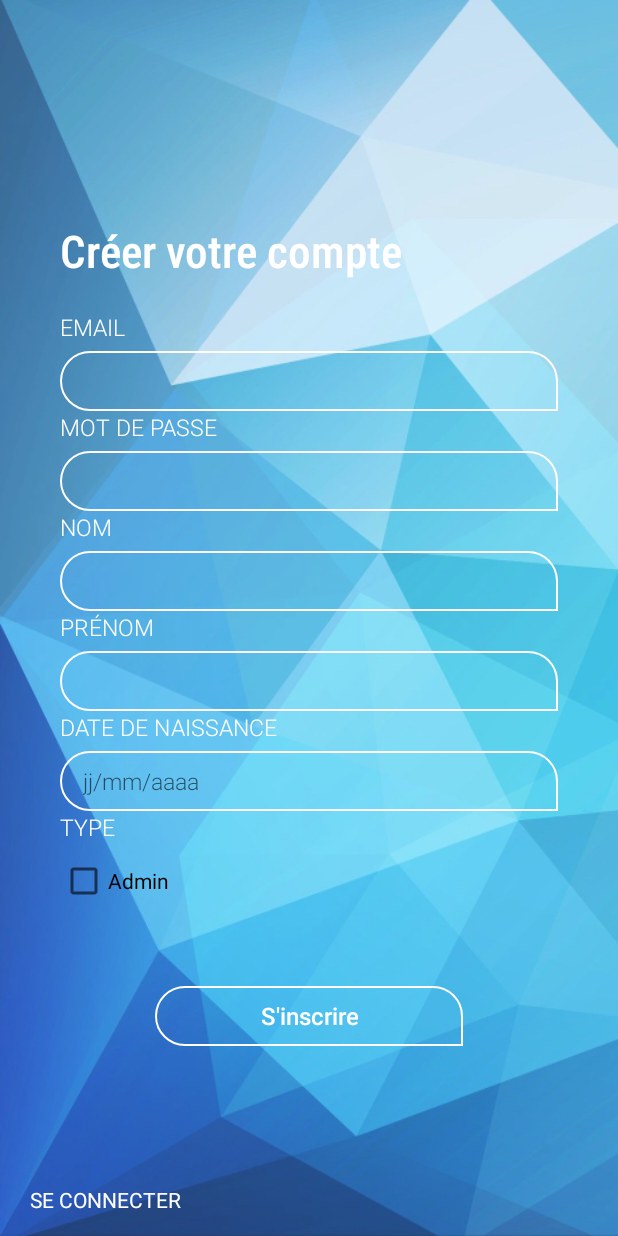
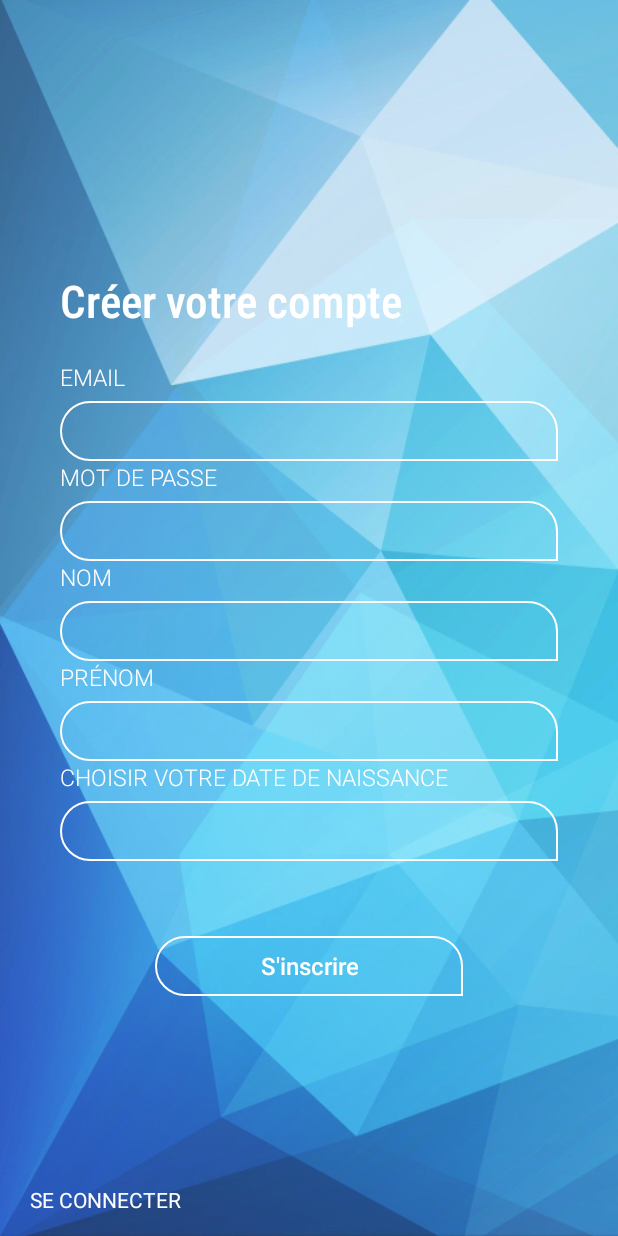
Before and after one commit to ImaneBenach/LinkServiceApp, an Android app: the RegisterActivity screen opened directly, with no data from a screen before it, on a phone screen of 412 x 824 dp. Run offline under Robolectric (Android 15) with nearby library versions, the phone set to English and light mode, and no system bars.

Commit message:
datePicker

```diff
--- a/app/src/main/java/com/imane/linkserviceapp/LoginActivity.java
+++ b/app/src/main/java/com/imane/linkserviceapp/LoginActivity.java
@@ -25,7 +25,6 @@ public class LoginActivity extends AppCompatActivity {
 
     Button btnInscription, btnSeConnecter ;
     EditText etEmail, etMdp ;
-    private String url = "http://10.0.2.2:4000/connection";
 
     @Override
     protected void onCreate(Bundle savedInstanceState) {
--- a/app/src/main/java/com/imane/linkserviceapp/RegisterActivity.java
+++ b/app/src/main/java/com/imane/linkserviceapp/RegisterActivity.java
@@ -2,13 +2,22 @@ package com.imane.linkserviceapp;
 
 import androidx.appcompat.app.AppCompatActivity;
 
+import android.app.DatePickerDialog;
 import android.content.Intent;
+import android.graphics.Color;
+import android.graphics.drawable.ColorDrawable;
+import android.os.Build;
 import android.os.Bundle;
+import android.text.InputType;
 import android.text.TextUtils;
+import android.util.Log;
 import android.view.View;
+import android.view.WindowManager;
 import android.widget.Button;
 import android.widget.CheckBox;
+import android.widget.DatePicker;
 import android.widget.EditText;
+import android.widget.TextView;
 import android.widget.Toast;
 
 import com.google.gson.Gson;
@@ -17,14 +26,20 @@ import com.imane.linkserviceapp.Classes.User;
 
 import java.io.IOException;
 import java.security.NoSuchAlgorithmException;
+import java.util.Calendar;
 import java.util.HashMap;
 
 public class RegisterActivity extends AppCompatActivity {
 
+
+    DatePickerDialog.OnDateSetListener dateSetListener ;
+    private static final String TAG = "RegisterActivity";
+
     Button btnConnexion ;
 
-    EditText etEmail, etMdp, etNom, etPrenom, etBirthDate ;
-    CheckBox type ;
+    EditText etEmail, etMdp, etNom, etPrenom, etBirth ;
+
+
     @Override
     protected void onCreate(Bundle savedInstanceState) {
         super.onCreate(savedInstanceState);
@@ -34,8 +49,41 @@ public class RegisterActivity extends AppCompatActivity {
         etMdp = (EditText)findViewById(R.id.et_mdp);
         etNom =(EditText) findViewById(R.id.et_nom);
         etPrenom = (EditText)findViewById(R.id.et_prenom) ;
-        etBirthDate = findViewById(R.id.et_birth) ;
-        type= findViewById(R.id.cb_type);
+        etBirth = findViewById(R.id.et_birth);
+
+        // retirer keyboard du tv birthdate
+        etBirth.setShowSoftInputOnFocus(false);
+
+        etBirth.setOnClickListener(new View.OnClickListener() {
+            @Override
+            public void onClick(View view) {
+                Calendar cal = Calendar.getInstance();
+                int year = cal.get(Calendar.YEAR);
+                int month = cal.get(Calendar.MONTH);
+                int day = cal.get(Calendar.DAY_OF_MONTH);
+
+                DatePickerDialog dialog = new DatePickerDialog(
+                        RegisterActivity.this,
+                        android.R.style.Theme_Holo_Light_Dialog_MinWidth,
+                        dateSetListener,
+                        year,month,day);
+                dialog.getWindow().setBackgroundDrawable(new ColorDrawable(Color.TRANSPARENT));
+                dialog.show();
+            }
+        });
+
+
+        dateSetListener = new DatePickerDialog.OnDateSetListener() {
+            @Override
+            public void onDateSet(DatePicker datePicker, int year, int month, int day) {
+                month = month + 1;
+                Log.d(TAG, "onDateSet: yyyy-mm-dd: " + year + "-" + month + "-" + day);
+
+                String date = year + "-" + month + "-" + day;
+                etBirth.setText(date);
+            }
+        };
+
 
         btnConnexion.setOnClickListener(new View.OnClickListener() {
             @Override
@@ -48,7 +96,7 @@ public class RegisterActivity extends AppCompatActivity {
                     Toast.makeText(getApplicationContext(), "Veuillez entrer un nom", Toast.LENGTH_LONG).show();
                 } else if (TextUtils.isEmpty(etPrenom.getText())) {
                     Toast.makeText(getApplicationContext(), "Veuillez entrer un prenom", Toast.LENGTH_LONG).show();
-                } else if (TextUtils.isEmpty(etBirthDate.getText())) {
+                } else if (TextUtils.isEmpty(etBirth.getText())) {
                     Toast.makeText(getApplicationContext(), "Veuillez entrer une date d'anniversaire", Toast.LENGTH_LONG).show();
                 } else {
                     User user = new User();
@@ -58,9 +106,9 @@ public class RegisterActivity extends AppCompatActivity {
                         final String mdp = etMdp.getText().toString();
                         final String nom = etNom.getText().toString();
                         final String prenom = etPrenom.getText().toString();
-                        final String birthdate = etBirthDate.getText().toString();
+                        final String birthdate = etBirth.getText().toString();
 
-                        HashMap<String, String> register = user.register(email, mdp, nom, prenom, "1998-10-01", "admin");
+                        HashMap<String, String> register = user.register(email, mdp, nom, prenom, birthdate, "admin");
                         HashMap<String, Object> userValue = new HashMap<>();
 
                         userValue.put("table", "user");
@@ -88,4 +136,5 @@ public class RegisterActivity extends AppCompatActivity {
             }
         });
     }
+
 }
--- a/app/src/main/res/layout/activity_register.xml
+++ b/app/src/main/res/layout/activity_register.xml
@@ -181,9 +181,10 @@
                     android:orientation="vertical">
 
                     <TextView
+                        android:id="@+id/tv_birth"
                         android:layout_width="wrap_content"
                         android:layout_height="wrap_content"
-                        android:text="Date de naissance"
+                        android:text="Choisir votre date de naissance"
                         android:textAllCaps="true"
                         android:fontFamily="sans-serif-light"
                         android:textSize="15sp"
@@ -200,38 +201,14 @@
                         android:fontFamily="sans-serif-light"
                         android:paddingLeft="15dp"
                         android:paddingRight="15dp"
-                        android:inputType="date"
-                        android:hint="jj/mm/aaaa"
+                        android:clickable="true"
+                        android:windowSoftInputMode = "stateHidden"
                         android:background="@drawable/btn_contour">
 
                     </EditText>
 
                 </LinearLayout>
 
-                <LinearLayout
-                    android:layout_width="match_parent"
-                    android:layout_height="wrap_content"
-                    android:orientation="vertical">
-
-                    <TextView
-                        android:layout_width="wrap_content"
-                        android:layout_height="wrap_content"
-                        android:text="type"
-                        android:textAllCaps="true"
-                        android:fontFamily="sans-serif-light"
-                        android:textSize="15sp"
-                        android:textColor="@color/colorWhite">
-                    </TextView>
-
-                    <CheckBox
-                        android:id="@+id/cb_type"
-                        android:layout_width="match_parent"
-                        android:layout_height="40dp"
-                        android:layout_marginTop="5dp"
-                        android:text="Admin">
-                    </CheckBox>
-
-                </LinearLayout>
 
             </LinearLayout>
 
```
